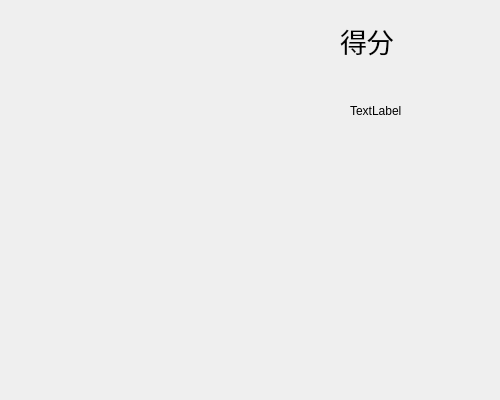
yangjianscut/snakeNew, file gamebox.ui: the form before one commit.
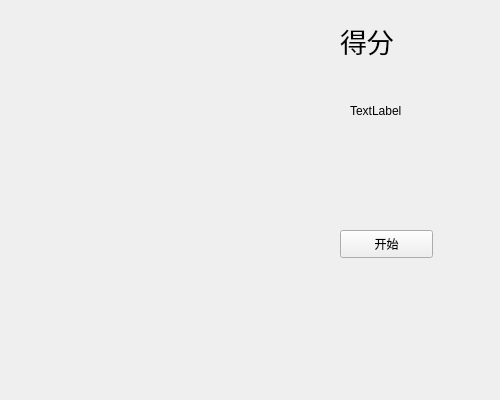
The form after the commit.

```diff
--- a/gamebox.ui
+++ b/gamebox.ui
@@ -44,6 +44,19 @@
     <string>TextLabel</string>
    </property>
   </widget>
+  <widget class="QPushButton" name="startbtn">
+   <property name="geometry">
+    <rect>
+     <x>340</x>
+     <y>230</y>
+     <width>93</width>
+     <height>28</height>
+    </rect>
+   </property>
+   <property name="text">
+    <string>开始</string>
+   </property>
+  </widget>
  </widget>
  <resources/>
  <connections/>
```
